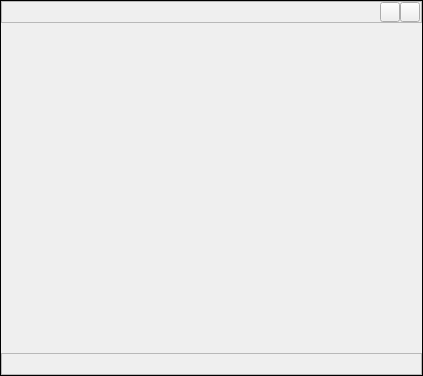
This is classes/widget/containerwidget.ui in vlarry/configurator as Qt 5 draws it before an edit. The edited form follows.
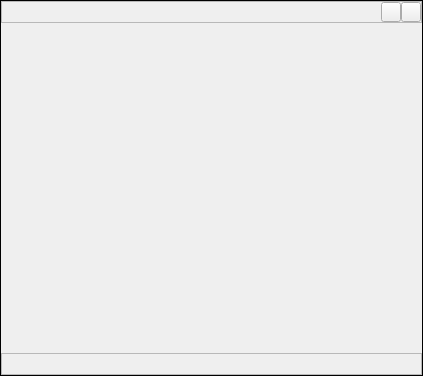
This is the edited form. Icons and pictures are not drawn.

Diff of the .ui file:
```diff
--- a/classes/widget/containerwidget.ui
+++ b/classes/widget/containerwidget.ui
@@ -60,13 +60,13 @@
        <number>0</number>
       </property>
       <property name="leftMargin">
-       <number>1</number>
+       <number>0</number>
       </property>
       <property name="topMargin">
        <number>0</number>
       </property>
       <property name="rightMargin">
-       <number>1</number>
+       <number>0</number>
       </property>
       <property name="bottomMargin">
        <number>0</number>
```
